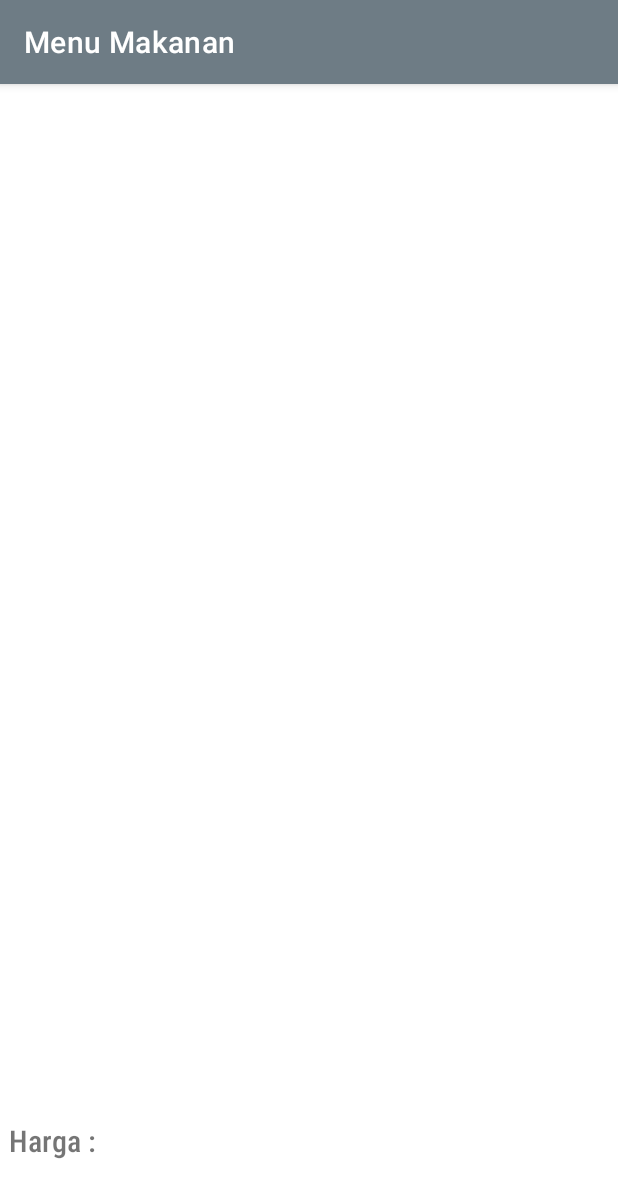
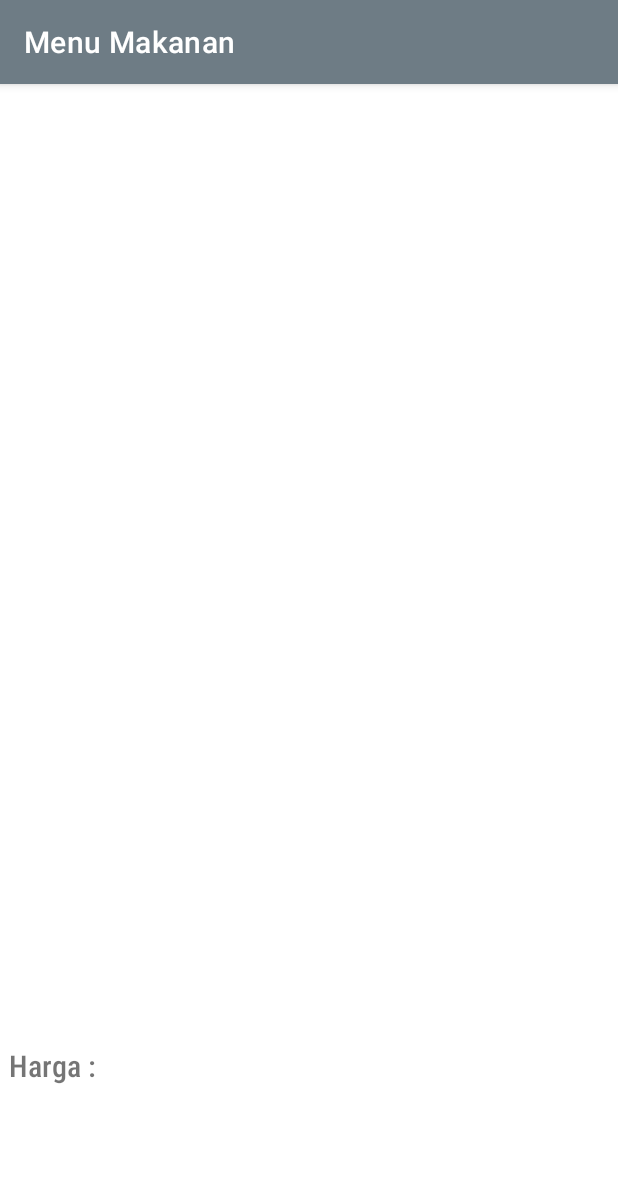
Before and after one commit to StrikerEureka/MenuMakanan, an Android app: the DetailActivity screen opened directly, with no data from a screen before it, on a phone screen of 412 x 824 dp. Shown: the top 1198 px of the screen. Run offline under Robolectric (Android 15) with nearby library versions, the phone set to English and light mode, and no system bars.

Commit message:
Second commit

```diff
--- a/app/src/main/res/layout/activity_detail.xml
+++ b/app/src/main/res/layout/activity_detail.xml
@@ -44,7 +44,7 @@
         android:id="@+id/hargadetail"
         android:layout_width="wrap_content"
         android:layout_height="wrap_content"
-        android:layout_marginBottom="50dp"
+        android:layout_marginBottom="100dp"
         android:fontFamily="sans-serif-condensed-medium"
         android:text="Harga"
         android:textAlignment="textStart"
```
